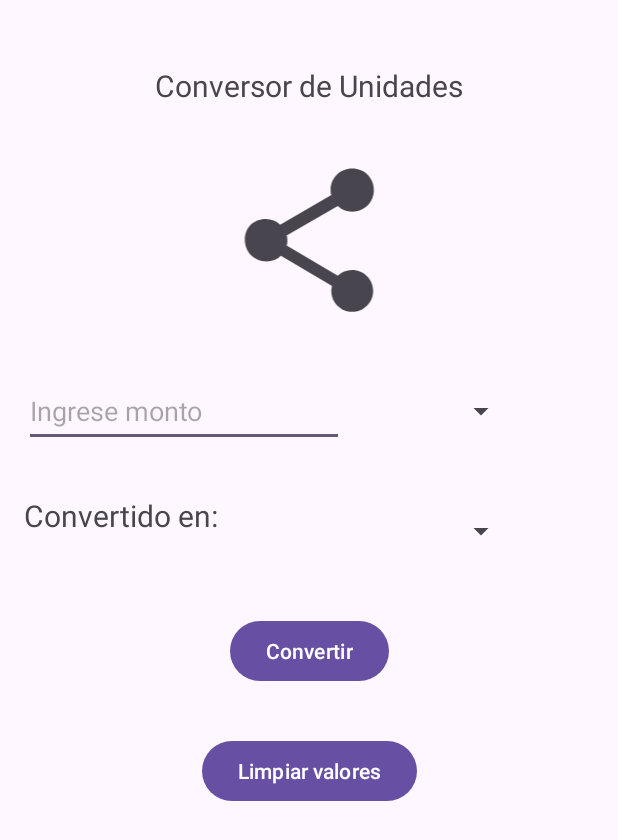
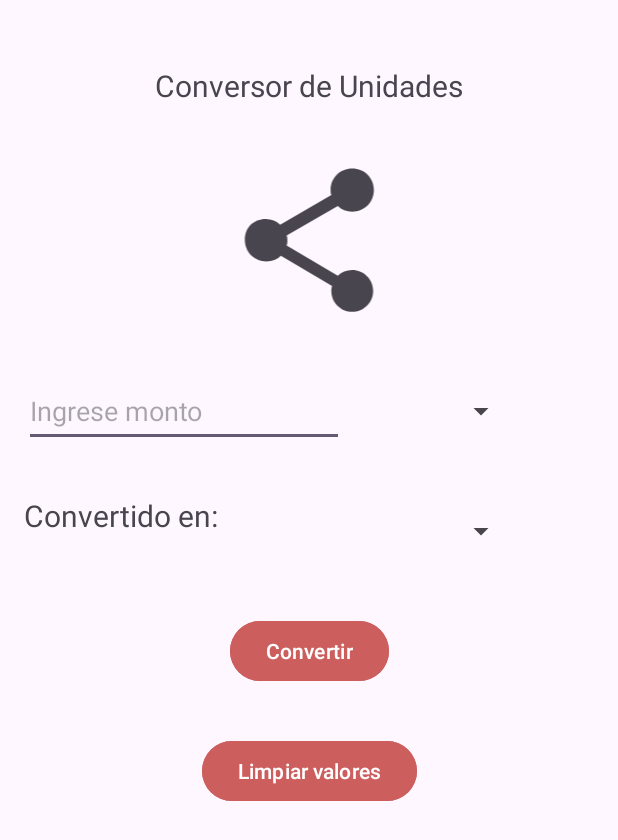
Before and after one commit to Jedicito/BCAndroid_M5_Individual17, an Android app: the layout activity_main.xml on its own in the app's theme, with its tools: preview values and no code run, on a phone screen of 412 x 824 dp. Shown: the top 840 px of the screen. Run offline under Robolectric (Android 15) with nearby library versions, the phone set to English and light mode, and no system bars.

Commit message:
Se cambia de color los botones

```diff
--- a/app/src/main/res/layout/activity_main.xml
+++ b/app/src/main/res/layout/activity_main.xml
@@ -67,6 +67,7 @@
         android:layout_width="wrap_content"
         android:layout_height="wrap_content"
         android:layout_marginTop="32dp"
+        android:backgroundTint="#CC5E5E"
         android:text="@string/btnConvertir"
         app:layout_constraintEnd_toEndOf="parent"
         app:layout_constraintStart_toStartOf="parent"
@@ -77,6 +78,7 @@
         android:layout_width="wrap_content"
         android:layout_height="wrap_content"
         android:layout_marginTop="32dp"
+        android:backgroundTint="#CC5E5E"
         android:text="@string/btnLimpiar"
         app:layout_constraintEnd_toEndOf="parent"
         app:layout_constraintStart_toStartOf="parent"
```
